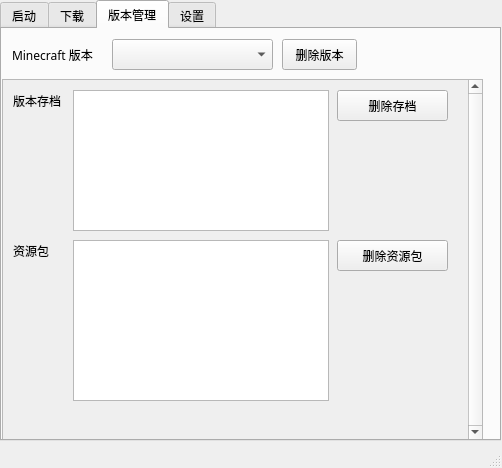
Above: qt.ui from HPLAY-dev/spectrum-minecraft-launcher before the change. Below: the same form after it.
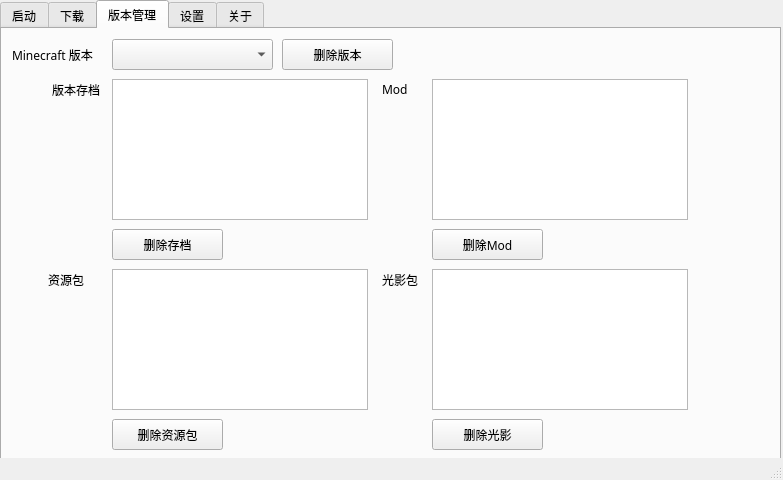
That is the form after the change. The open tabs and pages were chosen to show the change.

```diff
--- a/qt.ui
+++ b/qt.ui
@@ -6,8 +6,8 @@
    <rect>
     <x>0</x>
     <y>0</y>
-    <width>502</width>
-    <height>468</height>
+    <width>783</width>
+    <height>480</height>
    </rect>
   </property>
   <property name="font">
@@ -24,12 +24,15 @@
      <rect>
       <x>0</x>
       <y>0</y>
-      <width>501</width>
-      <height>441</height>
+      <width>781</width>
+      <height>461</height>
      </rect>
     </property>
     <property name="currentIndex">
-     <number>2</number>
+     <number>0</number>
+    </property>
+    <property name="documentMode">
+     <bool>false</bool>
     </property>
     <widget class="QWidget" name="tab_1">
      <attribute name="title">
@@ -455,131 +458,12 @@
        </rect>
       </property>
      </widget>
-     <widget class="QScrollArea" name="scrollArea">
-      <property name="geometry">
-       <rect>
-        <x>0</x>
-        <y>50</y>
-        <width>481</width>
-        <height>361</height>
-       </rect>
-      </property>
-      <property name="verticalScrollBarPolicy">
-       <enum>Qt::ScrollBarAlwaysOn</enum>
-      </property>
-      <property name="horizontalScrollBarPolicy">
-       <enum>Qt::ScrollBarAsNeeded</enum>
-      </property>
-      <property name="widgetResizable">
-       <bool>true</bool>
-      </property>
-      <widget class="QWidget" name="scrollAreaWidgetContents">
-       <property name="geometry">
-        <rect>
-         <x>0</x>
-         <y>0</y>
-         <width>462</width>
-         <height>359</height>
-        </rect>
-       </property>
-       <widget class="QLabel" name="label_13">
-        <property name="geometry">
-         <rect>
-          <x>10</x>
-          <y>10</y>
-          <width>111</width>
-          <height>21</height>
-         </rect>
-        </property>
-        <property name="text">
-         <string>版本存档</string>
-        </property>
-        <property name="alignment">
-         <set>Qt::AlignLeading|Qt::AlignLeft|Qt::AlignVCenter</set>
-        </property>
-       </widget>
-       <widget class="QLabel" name="label_14">
-        <property name="geometry">
-         <rect>
-          <x>10</x>
-          <y>160</y>
-          <width>111</width>
-          <height>21</height>
-         </rect>
-        </property>
-        <property name="text">
-         <string>资源包</string>
-        </property>
-        <property name="alignment">
-         <set>Qt::AlignLeading|Qt::AlignLeft|Qt::AlignVCenter</set>
-        </property>
-       </widget>
-       <widget class="QListView" name="listView_respack">
-        <property name="geometry">
-         <rect>
-          <x>70</x>
-          <y>160</y>
-          <width>256</width>
-          <height>161</height>
-         </rect>
-        </property>
-        <property name="iconSize">
-         <size>
-          <width>64</width>
-          <height>64</height>
-         </size>
-        </property>
-       </widget>
-       <widget class="QListView" name="listView_saves">
-        <property name="geometry">
-         <rect>
-          <x>70</x>
-          <y>10</y>
-          <width>256</width>
-          <height>141</height>
-         </rect>
-        </property>
-        <property name="iconSize">
-         <size>
-          <width>64</width>
-          <height>64</height>
-         </size>
-        </property>
-       </widget>
-       <widget class="QPushButton" name="pushButton_5">
-        <property name="geometry">
-         <rect>
-          <x>334</x>
-          <y>10</y>
-          <width>111</width>
-          <height>31</height>
-         </rect>
-        </property>
-        <property name="text">
-         <string>删除存档</string>
-        </property>
-       </widget>
-       <widget class="QPushButton" name="pushButton_6">
-        <property name="geometry">
-         <rect>
-          <x>334</x>
-          <y>160</y>
-          <width>111</width>
-          <height>31</height>
-         </rect>
-        </property>
-        <property name="text">
-         <string>删除资源包</string>
-        </property>
-       </widget>
-      </widget>
-     </widget>
      <widget class="QPushButton" name="pushButton_4">
       <property name="geometry">
        <rect>
         <x>280</x>
         <y>10</y>
-        <width>75</width>
+        <width>111</width>
         <height>31</height>
        </rect>
       </property>
@@ -587,6 +471,186 @@
        <string>删除版本</string>
       </property>
      </widget>
+     <widget class="QPushButton" name="pushButton_5">
+      <property name="geometry">
+       <rect>
+        <x>110</x>
+        <y>200</y>
+        <width>111</width>
+        <height>31</height>
+       </rect>
+      </property>
+      <property name="text">
+       <string>删除存档</string>
+      </property>
+     </widget>
+     <widget class="QListView" name="listView_saves">
+      <property name="geometry">
+       <rect>
+        <x>110</x>
+        <y>50</y>
+        <width>256</width>
+        <height>141</height>
+       </rect>
+      </property>
+      <property name="iconSize">
+       <size>
+        <width>64</width>
+        <height>64</height>
+       </size>
+      </property>
+     </widget>
+     <widget class="QListView" name="listView_respacks">
+      <property name="geometry">
+       <rect>
+        <x>110</x>
+        <y>240</y>
+        <width>256</width>
+        <height>141</height>
+       </rect>
+      </property>
+      <property name="iconSize">
+       <size>
+        <width>64</width>
+        <height>64</height>
+       </size>
+      </property>
+     </widget>
+     <widget class="QLabel" name="label_13">
+      <property name="geometry">
+       <rect>
+        <x>50</x>
+        <y>50</y>
+        <width>111</width>
+        <height>21</height>
+       </rect>
+      </property>
+      <property name="text">
+       <string>版本存档</string>
+      </property>
+      <property name="alignment">
+       <set>Qt::AlignLeading|Qt::AlignLeft|Qt::AlignVCenter</set>
+      </property>
+     </widget>
+     <widget class="QPushButton" name="pushButton_6">
+      <property name="geometry">
+       <rect>
+        <x>110</x>
+        <y>390</y>
+        <width>111</width>
+        <height>31</height>
+       </rect>
+      </property>
+      <property name="text">
+       <string>删除资源包</string>
+      </property>
+     </widget>
+     <widget class="QLabel" name="label_14">
+      <property name="geometry">
+       <rect>
+        <x>46</x>
+        <y>240</y>
+        <width>111</width>
+        <height>21</height>
+       </rect>
+      </property>
+      <property name="text">
+       <string>资源包</string>
+      </property>
+      <property name="alignment">
+       <set>Qt::AlignLeading|Qt::AlignLeft|Qt::AlignVCenter</set>
+      </property>
+     </widget>
+     <widget class="QPushButton" name="pushButton_7">
+      <property name="geometry">
+       <rect>
+        <x>430</x>
+        <y>200</y>
+        <width>111</width>
+        <height>31</height>
+       </rect>
+      </property>
+      <property name="text">
+       <string>删除Mod</string>
+      </property>
+     </widget>
+     <widget class="QListView" name="listView_mods">
+      <property name="geometry">
+       <rect>
+        <x>430</x>
+        <y>50</y>
+        <width>256</width>
+        <height>141</height>
+       </rect>
+      </property>
+      <property name="iconSize">
+       <size>
+        <width>64</width>
+        <height>64</height>
+       </size>
+      </property>
+     </widget>
+     <widget class="QLabel" name="label_15">
+      <property name="geometry">
+       <rect>
+        <x>380</x>
+        <y>50</y>
+        <width>111</width>
+        <height>21</height>
+       </rect>
+      </property>
+      <property name="text">
+       <string>Mod</string>
+      </property>
+      <property name="alignment">
+       <set>Qt::AlignLeading|Qt::AlignLeft|Qt::AlignVCenter</set>
+      </property>
+     </widget>
+     <widget class="QLabel" name="label_16">
+      <property name="geometry">
+       <rect>
+        <x>380</x>
+        <y>240</y>
+        <width>111</width>
+        <height>21</height>
+       </rect>
+      </property>
+      <property name="text">
+       <string>光影包</string>
+      </property>
+      <property name="alignment">
+       <set>Qt::AlignLeading|Qt::AlignLeft|Qt::AlignVCenter</set>
+      </property>
+     </widget>
+     <widget class="QListView" name="listView_shaderpacks">
+      <property name="geometry">
+       <rect>
+        <x>430</x>
+        <y>240</y>
+        <width>256</width>
+        <height>141</height>
+       </rect>
+      </property>
+      <property name="iconSize">
+       <size>
+        <width>64</width>
+        <height>64</height>
+       </size>
+      </property>
+     </widget>
+     <widget class="QPushButton" name="pushButton_8">
+      <property name="geometry">
+       <rect>
+        <x>430</x>
+        <y>390</y>
+        <width>111</width>
+        <height>31</height>
+       </rect>
+      </property>
+      <property name="text">
+       <string>删除光影</string>
+      </property>
+     </widget>
     </widget>
     <widget class="QWidget" name="tab_3">
      <attribute name="title">
@@ -765,6 +829,33 @@
       </property>
      </widget>
     </widget>
+    <widget class="QWidget" name="tab_6">
+     <attribute name="title">
+      <string>关于</string>
+     </attribute>
+     <widget class="QLabel" name="label_17">
+      <property name="geometry">
+       <rect>
+        <x>10</x>
+        <y>10</y>
+        <width>761</width>
+        <height>381</height>
+       </rect>
+      </property>
+      <property name="text">
+       <string>&lt;html&gt;&lt;head/&gt;&lt;body&gt;&lt;p&gt;&lt;span style=&quot; font-size:24pt; font-weight:600;&quot;&gt;Spectrum Launcher&lt;/span&gt;&lt;/p&gt;&lt;p&gt;Spectrum Launcher 是一个轻量化，开源的 Minecraft 启动器，基于 Python 与 PyQt5。兼容Fabric, Forge&lt;/p&gt;&lt;p&gt;等 Mod 加载器。当前正在完善 Mod 加载器的兼容。&lt;/p&gt;&lt;p&gt;Github: &lt;a href=&quot;https://github.com/HPLAY-dev/spectrum-minecraft/launcher&quot;&gt;&lt;span style=&quot; text-decoration: underline; color:#0000ff;&quot;&gt;HPLAY-dev/spectrum-minecraft/launcher&lt;/span&gt;&lt;/a&gt;&lt;/p&gt;&lt;p&gt;Bilibili: &lt;a href=&quot;https://space.bilibili.com/3493108044007466&quot;&gt;&lt;span style=&quot; text-decoration: underline; color:#0000ff;&quot;&gt;UID: 3493108044007466&lt;/span&gt;&lt;/a&gt;&lt;/p&gt;&lt;p&gt;开源协议: GNU GPL v3.0&lt;/p&gt;&lt;p&gt;&lt;span style=&quot; color:#ffffff;&quot;&gt;Ciallo～ (∠・ω&amp;lt; )⌒★&lt;/span&gt;&lt;/p&gt;&lt;/body&gt;&lt;/html&gt;</string>
+      </property>
+      <property name="textFormat">
+       <enum>Qt::RichText</enum>
+      </property>
+      <property name="alignment">
+       <set>Qt::AlignLeading|Qt::AlignLeft|Qt::AlignTop</set>
+      </property>
+      <property name="textInteractionFlags">
+       <set>Qt::LinksAccessibleByMouse|Qt::TextSelectableByMouse</set>
+      </property>
+     </widget>
+    </widget>
    </widget>
   </widget>
   <widget class="QStatusBar" name="statusbar"/>
```
Left out of the diff: 29 changed lines with no effect on the pictures.
